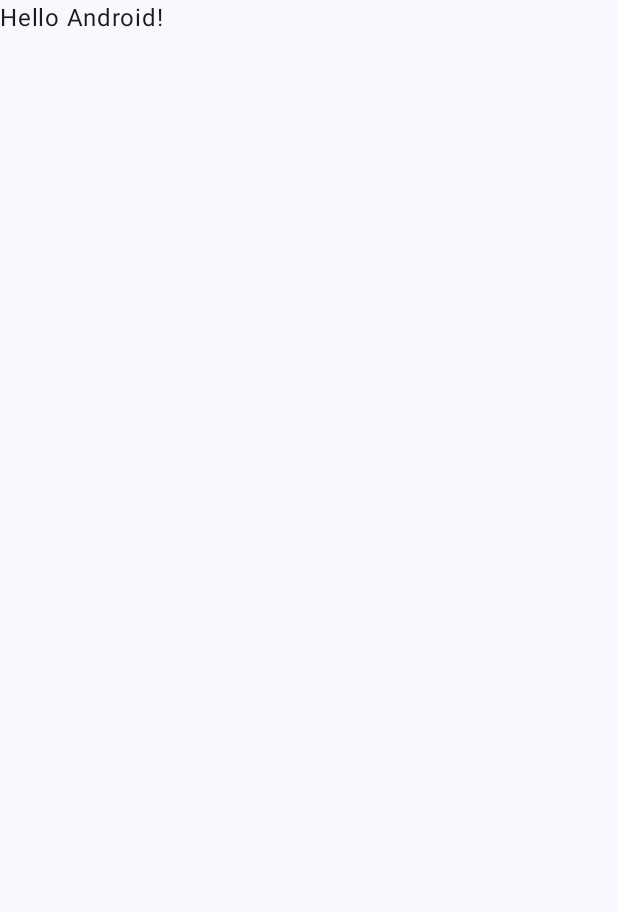
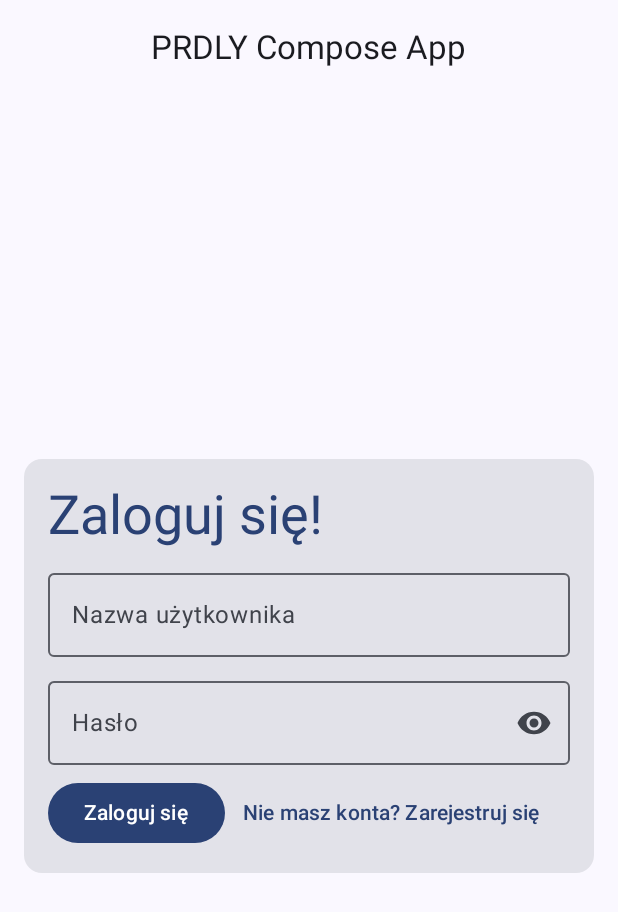
Before and after one commit to Periodly/mobile-compose-ts-backend-based, an Android app built with Jetpack Compose: the screen it shows after launch (MainActivity), on a phone screen of 412 x 824 dp. Before the commit the part shown is almost empty. Shown: the top 912 px of the screen. Run offline under Robolectric (Android 15) with nearby library versions, the phone set to English and light mode, and no system bars.

Commit message:
login screen view

```diff
--- a/app/src/main/java/com/example/prdlycomposeapp/MainActivity.kt
+++ b/app/src/main/java/com/example/prdlycomposeapp/MainActivity.kt
@@ -3,13 +3,41 @@ package com.example.prdlycomposeapp
 import android.os.Bundle
 import androidx.activity.ComponentActivity
 import androidx.activity.compose.setContent
+import androidx.compose.foundation.layout.Arrangement
+import androidx.compose.foundation.layout.Column
+import androidx.compose.foundation.layout.Row
+import androidx.compose.foundation.layout.absolutePadding
 import androidx.compose.foundation.layout.fillMaxSize
+import androidx.compose.foundation.layout.fillMaxWidth
+import androidx.compose.foundation.layout.padding
+import androidx.compose.foundation.layout.size
+import androidx.compose.foundation.text.KeyboardOptions
+import androidx.compose.material.icons.Icons
+import androidx.compose.material.icons.filled.Visibility
+import androidx.compose.material.icons.filled.VisibilityOff
+import androidx.compose.material3.Button
+import androidx.compose.material3.Card
+import androidx.compose.material3.CenterAlignedTopAppBar
+import androidx.compose.material3.ExperimentalMaterial3Api
+import androidx.compose.material3.Icon
+import androidx.compose.material3.IconButton
 import androidx.compose.material3.MaterialTheme
+import androidx.compose.material3.OutlinedTextField
+import androidx.compose.material3.Scaffold
 import androidx.compose.material3.Surface
 import androidx.compose.material3.Text
+import androidx.compose.material3.TextButton
 import androidx.compose.runtime.Composable
+import androidx.compose.runtime.getValue
+import androidx.compose.runtime.mutableStateOf
+import androidx.compose.runtime.saveable.rememberSaveable
+import androidx.compose.runtime.setValue
+import androidx.compose.ui.Alignment
 import androidx.compose.ui.Modifier
-import androidx.compose.ui.tooling.preview.Preview
+import androidx.compose.ui.text.input.KeyboardType
+import androidx.compose.ui.text.input.PasswordVisualTransformation
+import androidx.compose.ui.text.input.VisualTransformation
+import androidx.compose.ui.unit.dp
 import androidx.core.splashscreen.SplashScreen.Companion.installSplashScreen
 import com.example.prdlycomposeapp.ui.theme.PRDLYComposeAppTheme
 
@@ -26,25 +54,105 @@ class MainActivity : ComponentActivity() {
                     modifier = Modifier.fillMaxSize(),
                     color = MaterialTheme.colorScheme.background
                 ) {
-                    Greeting("Android")
+                    LoginScreen()
                 }
             }
         }
     }
 }
 
+@OptIn(ExperimentalMaterial3Api::class)
 @Composable
-fun Greeting(name: String, modifier: Modifier = Modifier) {
-    Text(
-        text = "Hello $name!",
-        modifier = modifier
-    )
-}
+fun LoginScreen() {
+    var username by rememberSaveable { mutableStateOf("") }
+    var password by rememberSaveable { mutableStateOf("") }
+    var repeatPassword by rememberSaveable { mutableStateOf("") }
+    var passwordHidden by rememberSaveable { mutableStateOf(true) }
+    var loginScreen by rememberSaveable { mutableStateOf(true) }
 
-@Preview(showBackground = true)
-@Composable
-fun GreetingPreview() {
-    PRDLYComposeAppTheme {
-        Greeting("Android")
+    Scaffold(
+        modifier = Modifier.fillMaxSize(),
+        topBar = {
+            CenterAlignedTopAppBar(title = { Text("PRDLY Compose App") })
+        }
+    ) {
+        p ->
+        Column(
+            modifier = Modifier
+                .padding(p)
+                .fillMaxSize(),
+            horizontalAlignment = Alignment.CenterHorizontally,
+            verticalArrangement = Arrangement.Center
+        ) {
+            Card(
+                modifier = Modifier.padding(16.dp)
+            ) {
+                Column(
+                    modifier = Modifier.padding(16.dp),
+                    verticalArrangement = Arrangement.spacedBy(8.dp)
+                ) {
+                    Text(
+                        text = if (loginScreen) "Zaloguj się!" else "Zarejestruj się!",
+                        style = MaterialTheme.typography.displaySmall,
+                        color = MaterialTheme.colorScheme.primary,
+                    )
+                    OutlinedTextField(
+                        modifier = Modifier.fillMaxWidth(),
+                        value = username,
+                        onValueChange = { username = it },
+                        label = { Text("Nazwa użytkownika") },
+                        singleLine = true
+                    )
+                    OutlinedTextField(
+                        modifier = Modifier.fillMaxWidth(),
+                        value = password,
+                        onValueChange = { password = it },
+                        label = { Text("Hasło") },
+                        singleLine = true,
+                        visualTransformation = if (passwordHidden) PasswordVisualTransformation() else VisualTransformation.None,
+                        keyboardOptions = KeyboardOptions(keyboardType = KeyboardType.Password),
+                        trailingIcon = {
+                            IconButton(onClick = { passwordHidden = !passwordHidden }) {
+                                val visibilityIcon =
+                                    if (passwordHidden) Icons.Filled.Visibility else Icons.Filled.VisibilityOff
+                                val description = if (passwordHidden) "Show password" else "Hide password"
+                                Icon(imageVector = visibilityIcon, contentDescription = description)
+                            }
+                        }
+                    )
+                    if (!loginScreen) {
+                        OutlinedTextField(
+                            modifier = Modifier.fillMaxWidth(),
+                            value = repeatPassword,
+                            onValueChange = { repeatPassword = it },
+                            label = { Text("Powtórz hasło") },
+                            singleLine = true,
+                            visualTransformation = if (passwordHidden) PasswordVisualTransformation() else VisualTransformation.None,
+                            keyboardOptions = KeyboardOptions(keyboardType = KeyboardType.Password),
+                            trailingIcon = {
+                                IconButton(onClick = { passwordHidden = !passwordHidden }) {
+                                    val visibilityIcon =
+                                        if (passwordHidden) Icons.Filled.Visibility else Icons.Filled.VisibilityOff
+                                    val description = if (passwordHidden) "Show password" else "Hide password"
+                                    Icon(imageVector = visibilityIcon, contentDescription = description)
+                                }
+                            }
+                        )
+                    }
+
+                    Row() {
+                        Button(onClick = { /*TODO*/ }) {
+                            Text(if (loginScreen) "Zaloguj się" else "Zarejestruj się")
+                        }
+                        TextButton(
+                            onClick = { run { loginScreen = !loginScreen } }
+                        ) {
+                            Text(if (loginScreen) "Nie masz konta? Zarejestruj się" else "Zaloguj się")
+                        }
+                    }
+
+                }
+            }
+        }
     }
 }
```
